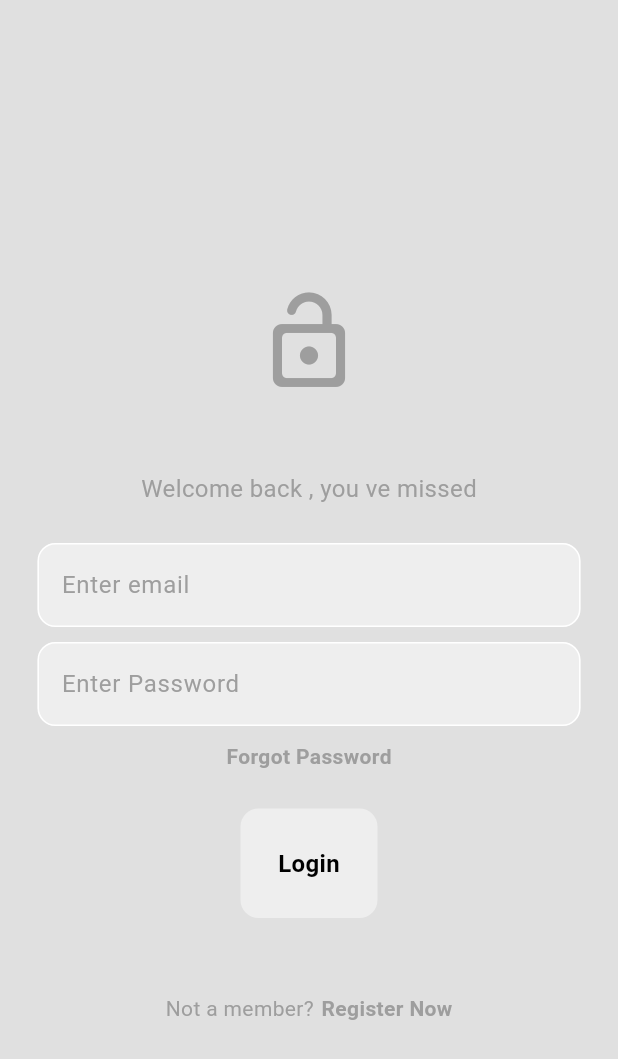
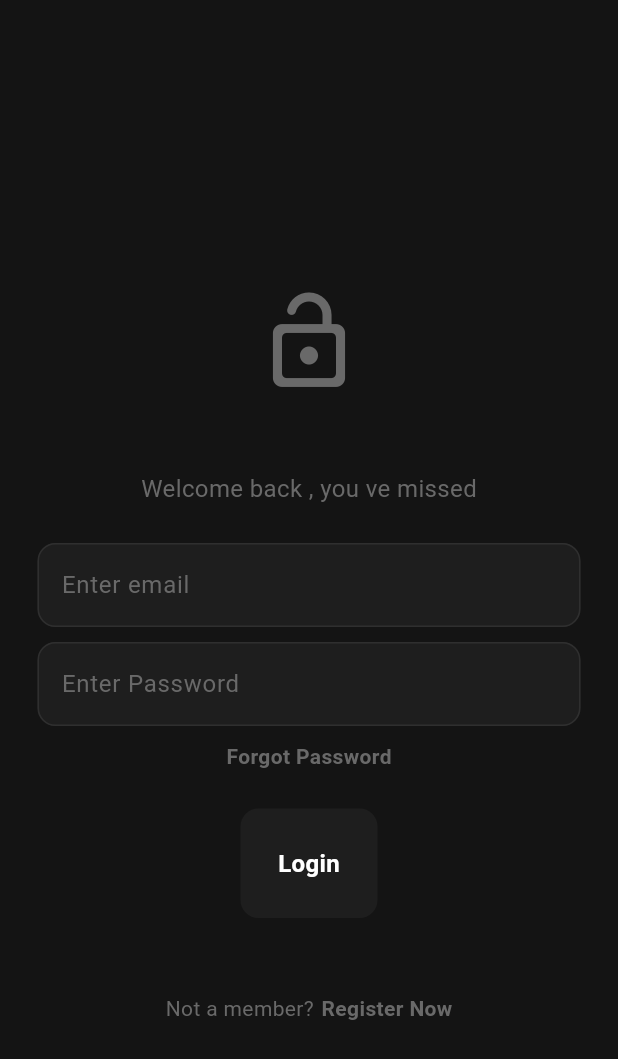
Before and after one commit to SachinDevX/twitter, a Flutter app: the screen it shows after launch, on a phone screen of 412 x 824 dp. Shown: the top 1059 px of the screen. Run offline on Flutter 3.47's test engine with Material 3 defaults, Android fonts, the phone set to English and light mode, and no system bars; our stand-ins replace cloud_firestore, firebase_auth, firebase_core; accounts and stored records are empty; generated files the repository leaves out were written again.

```diff
--- a/lib/models/post.dart
+++ b/lib/models/post.dart
@@ -24,7 +24,7 @@ class Post{
 
   //convert a Firestore document to a post object(to use in our app)
   factory Post.fromDocument(DocumentSnapshot doc) {
-    final data = doc.data() as Map<String, dynamic>;
+    final data = doc.data() as Map<String, dynamic>? ?? {};
     return Post(
       id: doc.id,
       uid: data['uid'] ?? '',
--- a/lib/pages/login_page.dart
+++ b/lib/pages/login_page.dart
@@ -97,8 +97,10 @@ class _LoginPageState extends State<LoginPage> {
 
                 const SizedBox(height: 25),
 
-                MyButton(onTap: Login,
-                    text: "Login"),
+                MyButton(
+                  text: "Login",
+                  onTap: Login,
+                ),
 
                 const SizedBox(height: 50),
                 //not a member ? register now
--- a/lib/services/database/database_services.dart
+++ b/lib/services/database/database_services.dart
@@ -158,6 +158,8 @@ Future<void> deletePostFromFirebase(String postId) async {
         );
         },
       );
+    }catch (e) {
+      print(e);
     }
   }
 }
--- a/lib/themes/dark_mode.dart
+++ b/lib/themes/dark_mode.dart
@@ -3,9 +3,38 @@ import 'package:flutter/material.dart';
 ThemeData darkMode = ThemeData(
   colorScheme: ColorScheme.dark(
     primary: const Color.fromARGB(255, 105, 105, 105),
-    secondary:const Color.fromARGB(255, 30, 30, 30) ,
+    secondary: const Color.fromARGB(255, 30, 30, 30),
     tertiary: const Color.fromARGB(255, 47, 47, 47),
     surface: const Color.fromARGB(255, 20, 20, 20),
     inversePrimary: Colors.grey.shade300
   ),
+  elevatedButtonTheme: ElevatedButtonThemeData(
+    style: ElevatedButton.styleFrom(
+      backgroundColor: const Color(0xFF00FF85).withOpacity(0.2),
+      foregroundColor: const Color(0xFF00FF85),
+      padding: const EdgeInsets.all(15),
+      shape: RoundedRectangleBorder(
+        borderRadius: BorderRadius.circular(8),
+      ),
+      side: const BorderSide(
+        color: Color(0xFF00FF85),
+        width: 2,
+      ),
+    ),
+  ),
+  inputDecorationTheme: InputDecorationTheme(
+    focusedBorder: OutlineInputBorder(
+      borderSide: const BorderSide(
+        color: Color(0xFF00FF85),
+        width: 2,
+      ),
+      borderRadius: BorderRadius.circular(8),
+    ),
+    enabledBorder: OutlineInputBorder(
+      borderSide: BorderSide(
+        color: const Color(0xFF00FF85).withOpacity(0.5),
+      ),
+      borderRadius: BorderRadius.circular(8),
+    ),
+  ),
 );
--- a/lib/themes/theme_provider.dart
+++ b/lib/themes/theme_provider.dart
@@ -4,8 +4,8 @@ import 'package:twitter/themes/dark_mode.dart';
 import 'package:twitter/themes/light_mode.dart';
 
 class ThemeProvider with ChangeNotifier{
-  //initially set it as light mode
-  ThemeData _themeData = lightMode;
+  //initially set it as dark mode
+  ThemeData _themeData = darkMode;
 
   //get the current theme
   ThemeData get themeData => _themeData;
@@ -15,10 +15,10 @@ class ThemeProvider with ChangeNotifier{
 
   // toggle theme method
   void toggleTheme() {
-    if (_themeData == lightMode) {
+    if (_themeData == darkMode) {
+      _themeData = lightMode;
+    } else {
       _themeData = darkMode;
-    } else {
-      _themeData = lightMode;
     }
     notifyListeners();
   }
```
Also changed, not shown: lib/components/my_drawer_tile.dart (+8 -8 lines), lib/components/my_post_tile.dart (+51 -20 lines), lib/pages/home_page.dart (+36 -5 lines), lib/pages/profile_page.dart (+82 -19 lines), lib/services/database/database_provider.dart (+37 -16 lines).
